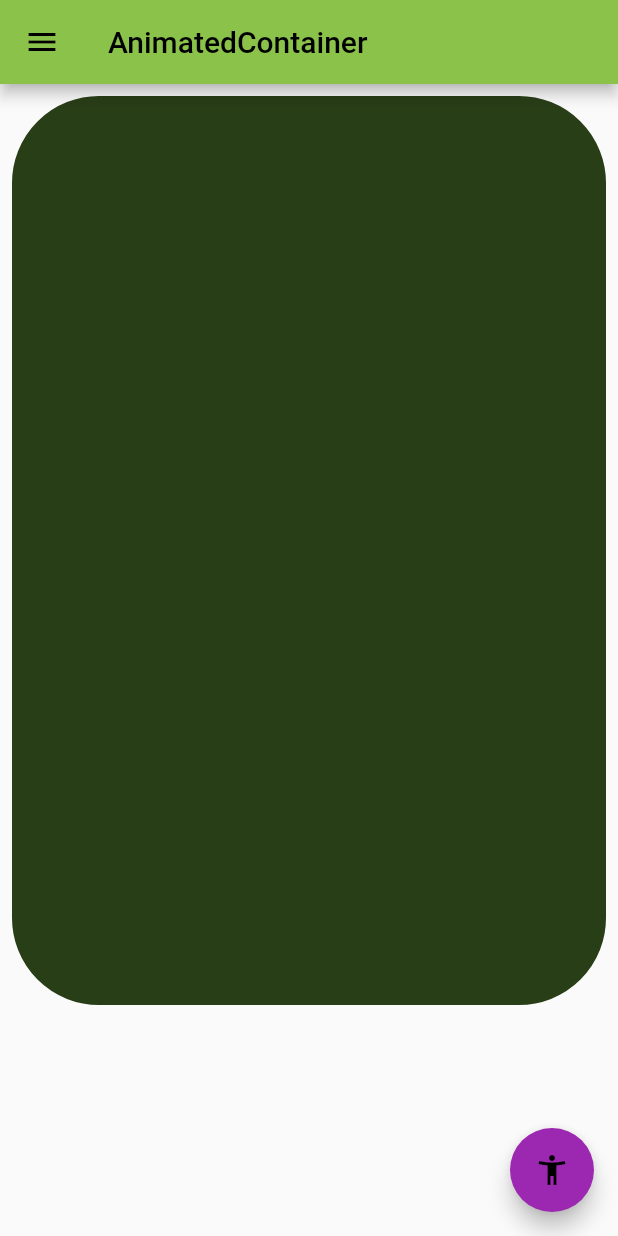
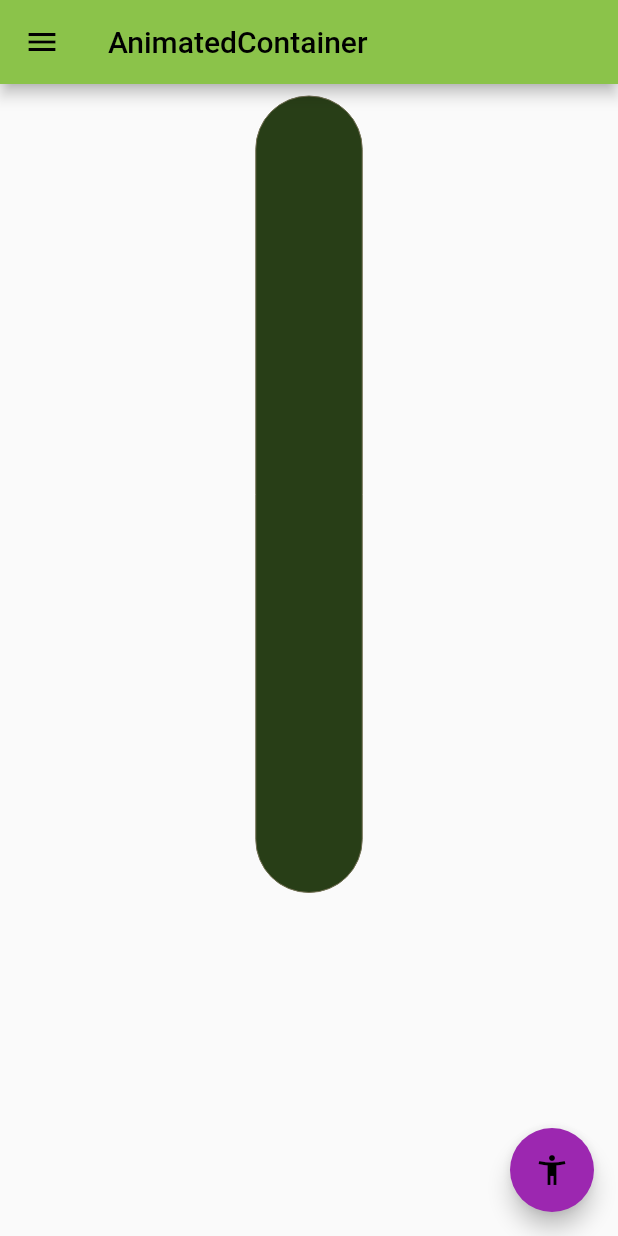
Before and after one commit to jhonsmall/widget_semana, a Flutter app: the AnimatedContainerWidget screen opened by its route, on a phone screen of 412 x 824 dp. Run offline on Flutter 3.47's test engine with Material 2 defaults, Android fonts, the light colour scheme and no system bars.

Commit message:
borderRadius

```diff
--- a/lib/components/animate_container_widget.dart
+++ b/lib/components/animate_container_widget.dart
@@ -18,6 +18,13 @@
     final r = rnd.nextInt(255);
     final g = rnd.nextInt(255);
     final b = rnd.nextInt(255);
+
+    final r2 = rnd.nextInt(255);
+    final g2 = rnd.nextInt(255);
+    final b2 = rnd.nextInt(255);
+
+    final borderRadius = BorderRadius.circular(rnd.nextInt(100).toDouble());
+
     return Scaffold(
       appBar: AppBar(
         title: const Text('AnimatedContainer'),
@@ -34,10 +41,9 @@
               height: rnd.nextInt(900).toDouble(),
               decoration: BoxDecoration(
                 color: Color.fromRGBO(r, g, b, 1),
-                borderRadius:
-                    BorderRadius.circular(rnd.nextInt(100).toDouble()),
+                borderRadius: borderRadius,
                 border: Border.all(
-                  color: Color.fromRGBO(r, g, b, 1),
+                  color: Color.fromRGBO(r2, g2, b2, 1),
                   width: rnd.nextInt(10).toDouble(),
                 ),
               ),
@@ -53,23 +59,5 @@
         },
       ),
     );
-    // return Scaffold(
-    //     appBar: AppBar(
-    //       title: const Text('Animated Container'),
-    //     ),
-    //     drawer: const DrawerMenu(),
-    //     body: Center(
-    //       child: AnimatedContainer(
-    //         duration: const Duration(milliseconds: 1200),
-    //         curve: Curves.elasticInOut,
-    //         width: 100,
-    //         height: 100,
-    //         // color: Colors.red,
-    //         decoration: BoxDecoration(
-    //           borderRadius: BorderRadius.circular(50),
-    //           color: Colors.blue,
-    //         ),
-    //       ),
-    //     ));
   }
 }
```
